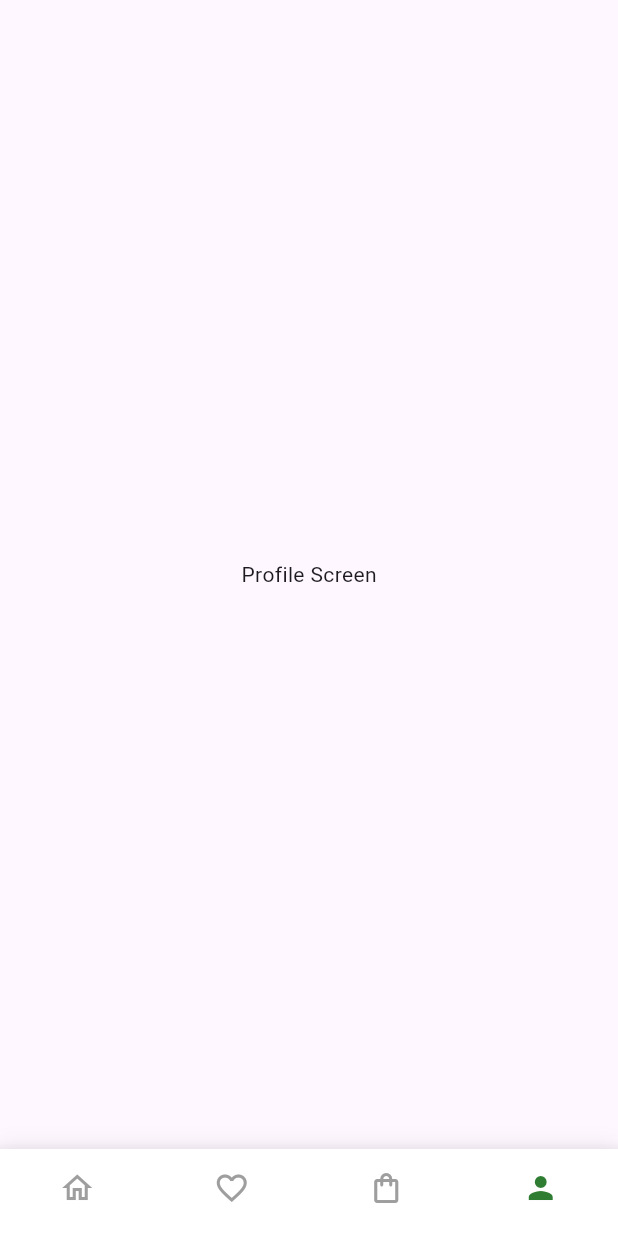
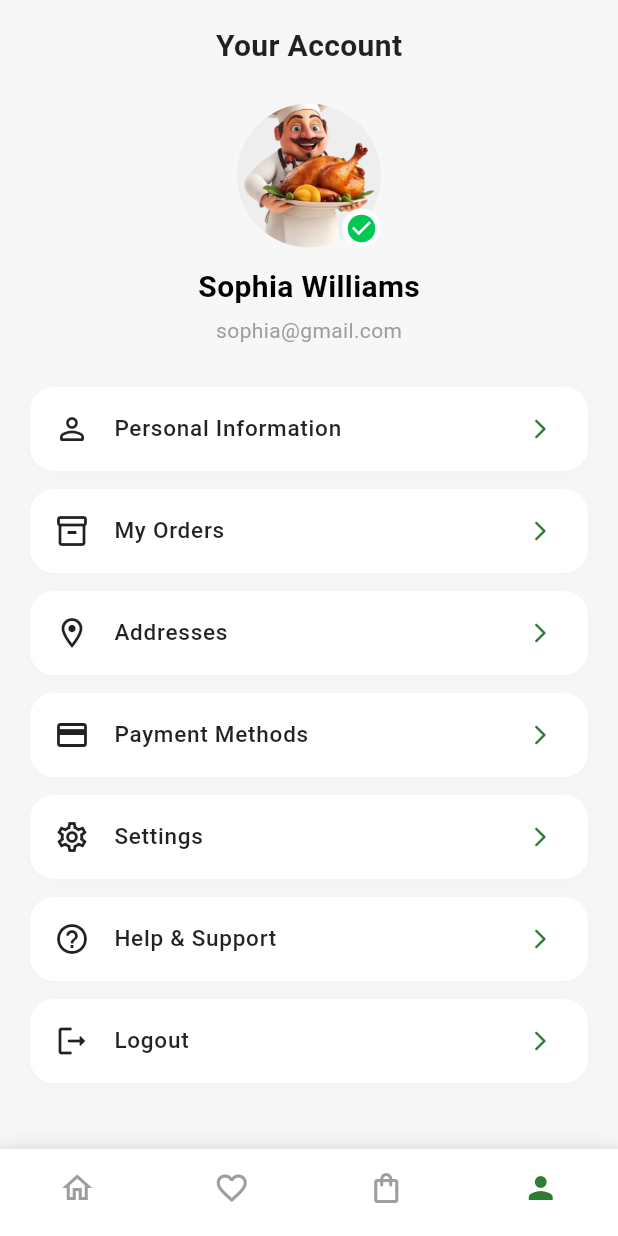
Before and after one commit to ravo29/tasty_Food, a Flutter app: the MainScreen screen opened directly, item 4 of the bottom bar chosen, on a phone screen of 412 x 824 dp. Run offline on Flutter 3.47's test engine with Material 3 defaults, Android fonts, the phone set to English and light mode, and no system bars; our stand-ins replace flutter_riverpod.

Commit message:
création de la page profil

```diff
--- a/lib/features/profile/presentation/screens/profile_screen.dart
+++ b/lib/features/profile/presentation/screens/profile_screen.dart
@@ -0,0 +1,297 @@
+import 'package:flutter/material.dart';
+import 'package:flutter_riverpod/flutter_riverpod.dart';
+
+// Import du provider profile
+import 'package:tasty_food/features/profile/providers/profile_provider.dart';
+
+// Navigation vers la page panier (My Orders)
+import 'package:tasty_food/features/cart/presentation/screens/cart_screen.dart';
+
+class ProfileScreen extends ConsumerWidget {
+  const ProfileScreen({super.key});
+
+  @override
+  Widget build(BuildContext context, WidgetRef ref) {
+    const Color bgGrey = Color(0xFFF7F7F7);
+
+    final user = ref.watch(profileProvider);
+
+    return Scaffold(
+      backgroundColor: bgGrey,
+      body: SafeArea(
+        child: SingleChildScrollView(
+          physics: const BouncingScrollPhysics(),
+          padding: const EdgeInsets.symmetric(horizontal: 20.0, vertical: 16.0),
+          child: Column(
+            children: [
+              // --- En-tête ---
+              const Text(
+                'Your Account',
+                style: TextStyle(
+                  fontSize: 20,
+                  fontWeight: FontWeight.bold,
+                  color: Colors.black87,
+                ),
+              ),
+              const SizedBox(height: 24),
+
+              // --- Avatar avec l'image AboutImage.png et le badge vérifié ---
+              Stack(
+                alignment: Alignment.bottomRight,
+                children: [
+                  Container(
+                    width: 96,
+                    height: 96,
+                    decoration: BoxDecoration(
+                      shape: BoxShape.circle,
+                      color: Colors.grey.shade200,
+                      image: DecorationImage(
+                        image: AssetImage(user.avatarUrl),
+                        fit: BoxFit.cover,
+                      ),
+                    ),
+                  ),
+                  if (user.isVerified)
+                    Container(
+                      padding: const EdgeInsets.all(2),
+                      decoration: const BoxDecoration(
+                        color: Colors.white,
+                        shape: BoxShape.circle,
+                      ),
+                      child: const Icon(
+                        Icons.check_circle,
+                        color: Color(0xFF00C853),
+                        size: 22,
+                      ),
+                    ),
+                ],
+              ),
+              const SizedBox(height: 12),
+
+              // --- Nom & Email ---
+              Text(
+                user.name,
+                style: const TextStyle(
+                  fontSize: 20,
+                  fontWeight: FontWeight.bold,
+                  color: Colors.black,
+                ),
+              ),
+              const SizedBox(height: 4),
+              Text(
+                user.email,
+                style: const TextStyle(
+                  fontSize: 14,
+                  color: Colors.grey,
+                ),
+              ),
+              const SizedBox(height: 28),
+
+              // --- Options du Profil ---
+
+              // 1. Personal Information
+              _buildMenuItem(
+                context,
+                icon: Icons.person_outline_rounded,
+                title: 'Personal Information',
+                onTap: () {
+                  _showDetailModal(
+                    context,
+                    'Personal Information',
+                    'Nom : ${user.name}\nEmail : ${user.email}\nTéléphone : +261 34 00 000 00',
+                  );
+                },
+              ),
+
+              // 2. My Orders (Navigue vers la page Panier)
+              _buildMenuItem(
+                context,
+                icon: Icons.inventory_2_outlined,
+                title: 'My Orders',
+                onTap: () {
+                  Navigator.of(context).push(
+                    MaterialPageRoute(
+                      builder: (context) => const CartScreen(),
+                    ),
+                  );
+                },
+              ),
+
+              // 3. Addresses
+              _buildMenuItem(
+                context,
+                icon: Icons.location_on_outlined,
+                title: 'Addresses',
+                onTap: () {
+                  _showDetailModal(
+                    context,
+                    'Addresses',
+                    'Adresse principale :\n123 Rue de la Gastronomie, Antananarivo',
+                  );
+                },
+              ),
+
+              // 4. Payment Methods
+              _buildMenuItem(
+                context,
+                icon: Icons.credit_card_outlined,
+                title: 'Payment Methods',
+                onTap: () {
+                  _showDetailModal(
+                    context,
+                    'Payment Methods',
+                    '• Mobile Money (MVola, Orange Money)\n• Carte Bancaire (**** 4589)',
+                  );
+                },
+              ),
+
+              // 5. Settings
+              _buildMenuItem(
+                context,
+                icon: Icons.settings_outlined,
+                title: 'Settings',
+                onTap: () {
+                  _showDetailModal(
+                    context,
+                    'Settings',
+                    '• Notifications : Activées\n• Langue : Français\n• Mode Sombre : Désactivé',
+                  );
+                },
+              ),
+
+              // 6. Help & Support
+              _buildMenuItem(
+                context,
+                icon: Icons.help_outline_rounded,
+                title: 'Help & Support',
+                onTap: () {
+                  _showDetailModal(
+                    context,
+                    'Help & Support',
+                    'Besoin d\'aide ?\nContactez notre support : support@tastyfood.com\nTél : +261 32 00 000 00',
+                  );
+                },
+              ),
+
+              // 7. Logout
+              _buildMenuItem(
+                context,
+                icon: Icons.logout_rounded,
+                title: 'Logout',
+                onTap: () {
+                  _showLogoutDialog(context);
+                },
+              ),
+            ],
+          ),
+        ),
+      ),
+    );
+  }
+
+  // Widget helper pour chaque ligne du menu
+  Widget _buildMenuItem(
+    BuildContext context, {
+    required IconData icon,
+    required String title,
+    required VoidCallback onTap,
+  }) {
+    return Container(
+      margin: const EdgeInsets.only(bottom: 12),
+      decoration: BoxDecoration(
+        color: Colors.white,
+        borderRadius: BorderRadius.circular(16),
+        boxShadow: [
+          BoxShadow(
+            color: Colors.black.withValues(alpha: 0.02),
+            blurRadius: 8,
+            offset: const Offset(0, 2),
+          ),
+        ],
+      ),
+      child: ListTile(
+        onTap: onTap,
+        shape: RoundedRectangleBorder(borderRadius: BorderRadius.circular(16)),
+        leading: Icon(icon, color: Colors.black87, size: 24),
+        title: Text(
+          title,
+          style: const TextStyle(
+            fontSize: 15,
+            fontWeight: FontWeight.w500,
+            color: Colors.black87,
+          ),
+        ),
+        trailing: const Icon(
+          Icons.arrow_forward_ios_rounded,
+          color: Color(0xFF2E7D32),
+          size: 16,
+        ),
+      ),
+    );
+  }
+
+  // Modal d'affichage des détails
+  void _showDetailModal(BuildContext context, String title, String content) {
+    showModalBottomSheet(
+      context: context,
+      shape: const RoundedRectangleBorder(
+        borderRadius: BorderRadius.vertical(top: Radius.circular(20)),
+      ),
+      builder: (context) => Container(
+        padding: const EdgeInsets.all(24),
+        width: double.infinity,
+        child: Column(
+          mainAxisSize: MainAxisSize.min,
+          crossAxisAlignment: CrossAxisAlignment.start,
+          children: [
+            Text(
+              title,
+              style: const TextStyle(fontSize: 18, fontWeight: FontWeight.bold),
+            ),
+            const SizedBox(height: 12),
+            Text(
+              content,
+              style: const TextStyle(fontSize: 14, height: 1.5, color: Colors.grey),
+            ),
+            const SizedBox(height: 20),
+            ElevatedButton(
+              style: ElevatedButton.styleFrom(
+                backgroundColor: const Color(0xFF2E7D32),
+                foregroundColor: Colors.white,
+                minimumSize: const Size(double.infinity, 48),
+                shape: RoundedRectangleBorder(borderRadius: BorderRadius.circular(12)),
+              ),
+              onPressed: () => Navigator.pop(context),
+              child: const Text('Fermer'),
+            ),
+          ],
+        ),
+      ),
+    );
+  }
+
+  // Dialogue de confirmation de déconnexion
+  void _showLogoutDialog(BuildContext context) {
+    showDialog(
+      context: context,
+      builder: (context) => AlertDialog(
+        title: const Text('Déconnexion'),
+        content: const Text('Voulez-vous vraiment vous déconnecter ?'),
+        actions: [
+          TextButton(
+            onPressed: () => Navigator.pop(context),
+            child: const Text('Annuler', style: TextStyle(color: Colors.grey)),
+          ),
+          TextButton(
+            onPressed: () {
+              Navigator.pop(context);
+              // Redirection vers l'écran d'accueil/login en réinitialisant la pile de navigation
+              Navigator.of(context).pushNamedAndRemoveUntil('/', (route) => false);
+            },
+            child: const Text('Se déconnecter', style: TextStyle(color: Colors.redAccent)),
+          ),
+        ],
+      ),
+    );
+  }
+}
--- a/lib/features/profile/providers/profile_provider.dart
+++ b/lib/features/profile/providers/profile_provider.dart
@@ -0,0 +1,11 @@
+import 'package:flutter_riverpod/flutter_riverpod.dart';
+import 'package:tasty_food/features/profile/models/user_profile.dart';
+
+final profileProvider = Provider<UserProfile>((ref) {
+  return UserProfile(
+    name: 'Sophia Williams',
+    email: 'sophia@gmail.com',
+    avatarUrl: 'assets/images/AboutImage.png',
+    isVerified: true,
+  );
+});
--- a/lib/main_screen.dart
+++ b/lib/main_screen.dart
@@ -2,7 +2,8 @@ import 'package:flutter/material.dart';
 
 import 'package:tasty_food/features/menu/presentation/screens/home_menu_screen.dart';
 import 'package:tasty_food/features/favorites/presentation/screens/favorites_screen.dart';
-import 'package:tasty_food/features/cart/presentation/screens/cart_screen.dart'; // Import désormais utilisé !
+import 'package:tasty_food/features/cart/presentation/screens/cart_screen.dart';
+import 'package:tasty_food/features/profile/presentation/screens/profile_screen.dart'; // Import Profile
 
 class MainScreen extends StatefulWidget {
   const MainScreen({super.key});
@@ -17,8 +18,8 @@ class _MainScreenState extends State<MainScreen> {
   final List<Widget> _screens = const [
     HomeMenuScreen(),     // Index 0 : Accueil
     FavoritesScreen(),    // Index 1 : Favoris
-    CartScreen(),         // Index 2 : Panier (CartScreen est bien appelé ici)
-    Center(child: Text('Profile Screen')), // Index 3 : Profil
+    CartScreen(),         // Index 2 : Panier
+    ProfileScreen(),      // Index 3 : Profil
   ];
 
   @override
```
Also changed, not shown: lib/features/profile/models/user_profile.dart (+13 -0 lines), lib/features/profile/presentation/widgets/profile_menu_option.dart (added, +56 -0 lines).
